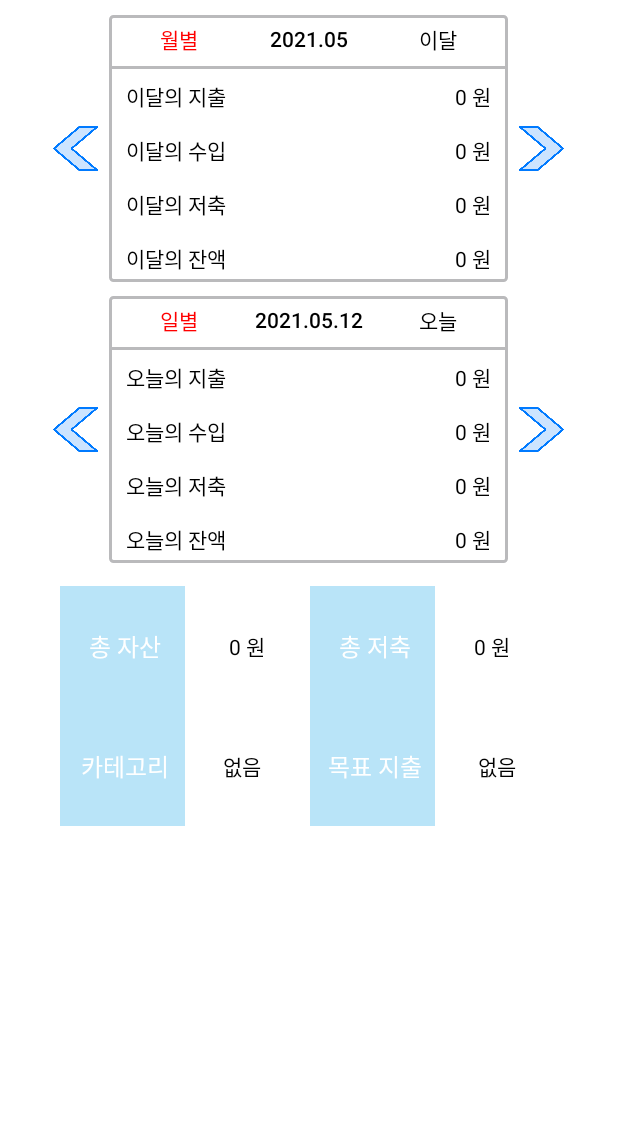
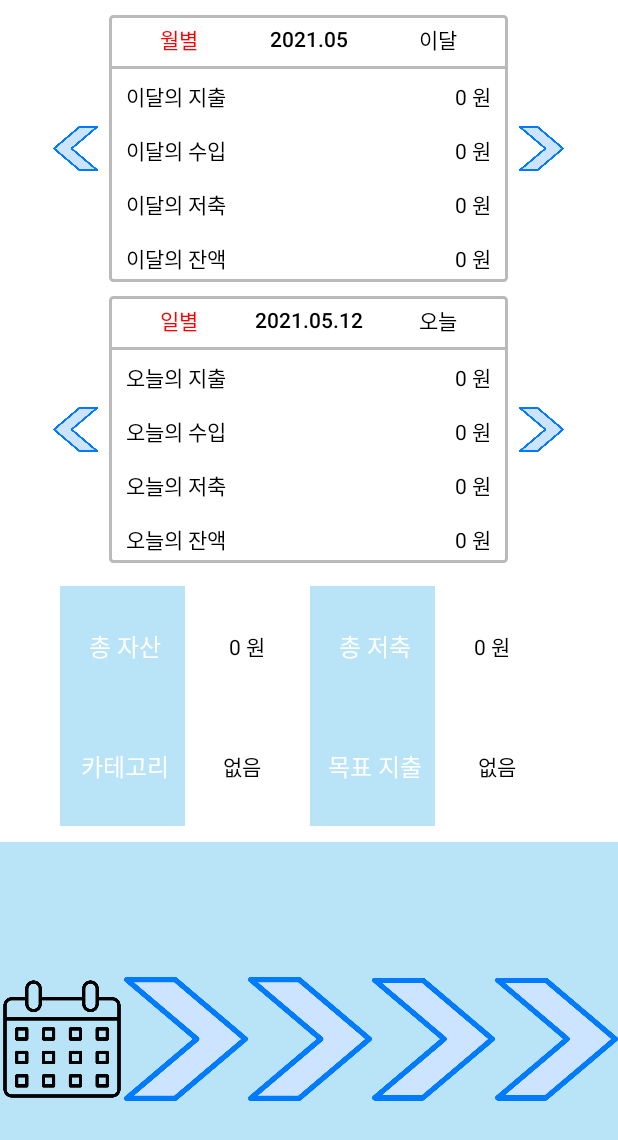
Before and after one commit to tmdngk0314/BlueAccountBook, an Android app: the MainActivity screen opened directly, with no data from a screen before it, on a phone screen of 412 x 824 dp. Shown: the top 1140 px of the screen. Run offline under Robolectric (Android 15) with nearby library versions, the light colour scheme and no system bars.

Commit message:
기능 버튼들을 안 이쁘게 만들어 보았다.

```diff
--- a/app/src/main/res/layout/activity_main.xml
+++ b/app/src/main/res/layout/activity_main.xml
@@ -432,11 +432,61 @@
                 android:textAlignment="center"/>
         </GridLayout>
     </LinearLayout>
-    <GridLayout
+    <LinearLayout
         android:layout_width="match_parent"
         android:layout_height="match_parent"
         android:layout_below="@id/biglinear2"
-        android:rowCount="1"
-        android:columnCount="5"/>
+        android:orientation="horizontal"
+        android:paddingTop="5dp">
+        <ImageButton
+            android:layout_width="wrap_content"
+            android:layout_height="match_parent"
+            android:background="#B9E4F8"
+            android:src="@drawable/calendar"
+            android:scaleType="fitCenter"
+            android:layout_weight="1"
+            />
+        <ImageButton
+            android:layout_width="wrap_content"
+            android:layout_height="wrap_content"
+            android:layout_row="0"
+            android:layout_column="1"
+            android:background="#B9E4F8"
+            android:src="@drawable/right_icon"
+            android:scaleType="fitCenter"
+            android:layout_weight="1"
+            />
+        <ImageButton
+            android:layout_width="wrap_content"
+            android:layout_height="match_parent"
+            android:layout_row="0"
+            android:layout_column="2"
+            android:background="#B9E4F8"
+            android:src="@drawable/right_icon"
+            android:scaleType="fitCenter"
+            android:layout_weight="1"
+            />
+        <ImageButton
+            android:layout_width="wrap_content"
+            android:layout_height="match_parent"
+            android:layout_row="0"
+            android:layout_column="3"
+            android:background="#B9E4F8"
+            android:src="@drawable/right_icon"
+            android:scaleType="fitCenter"
+            android:layout_weight="1"
+            />
+        <ImageButton
+            android:layout_width="wrap_content"
+            android:layout_height="match_parent"
+            android:layout_row="0"
+            android:layout_column="4"
+            android:background="#B9E4F8"
+            android:src="@drawable/right_icon"
+            android:scaleType="fitCenter"
+            android:layout_weight="1"
+            />
+    </LinearLayout>
+
 
 </RelativeLayout>
```
Also changed, not shown: app/src/main/res/drawable-v24/calendar.png (added).
